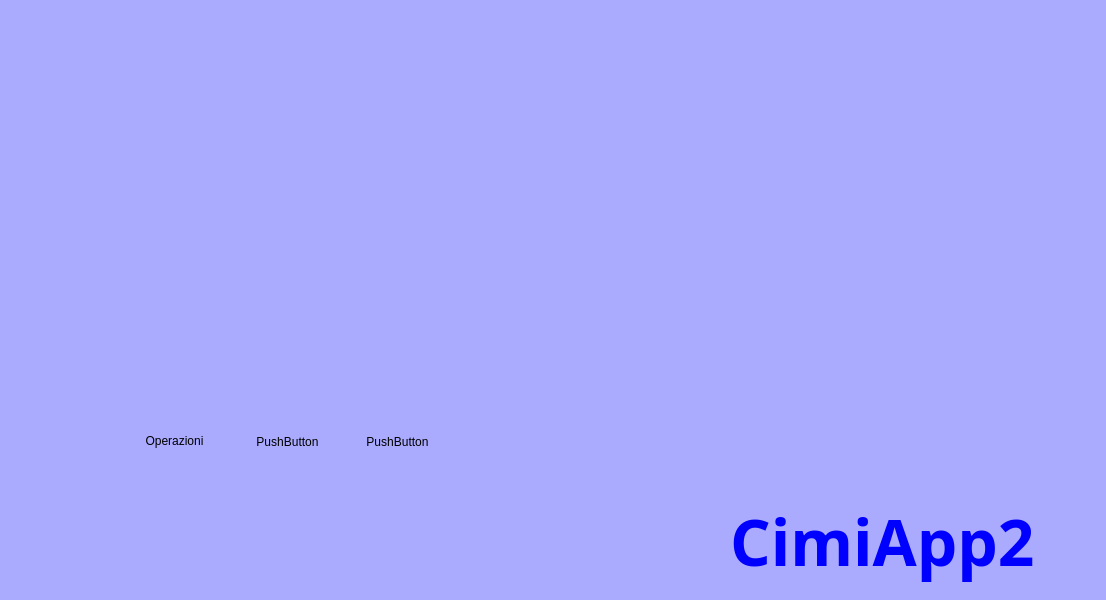
Old version of the form cmainwindow.ui in the repository fblabs/cimiapp2.
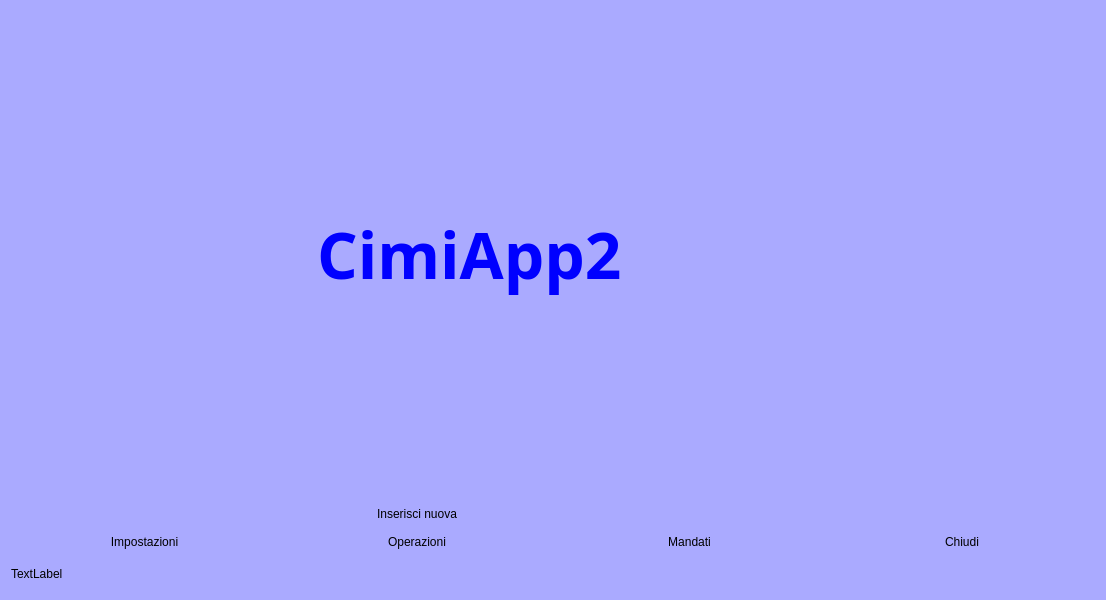
New version of the form. Icons and pictures are not drawn.

Patch:
```diff
--- a/cmainwindow.ui
+++ b/cmainwindow.ui
@@ -429,15 +429,135 @@
    <string>CimiApp2</string>
   </property>
   <widget class="QWidget" name="centralWidget">
+   <layout class="QGridLayout" name="gridLayout">
+    <item row="3" column="0">
+     <layout class="QGridLayout" name="gridLayout_2">
+      <item row="1" column="0">
+       <widget class="QPushButton" name="pushButton_2">
+        <property name="text">
+         <string>Impostazioni</string>
+        </property>
+        <property name="icon">
+         <iconset resource="graphics.qrc">
+          <normaloff>:/Resources/Actions-configure-icon.png</normaloff>:/Resources/Actions-configure-icon.png</iconset>
+        </property>
+        <property name="iconSize">
+         <size>
+          <width>32</width>
+          <height>32</height>
+         </size>
+        </property>
+        <property name="flat">
+         <bool>true</bool>
+        </property>
+       </widget>
+      </item>
+      <item row="1" column="2">
+       <widget class="QPushButton" name="pBOperazioni">
+        <property name="text">
+         <string>Operazioni</string>
+        </property>
+        <property name="icon">
+         <iconset resource="graphics.qrc">
+          <normaloff>:/Resources/Folder.PNG</normaloff>:/Resources/Folder.PNG</iconset>
+        </property>
+        <property name="iconSize">
+         <size>
+          <width>32</width>
+          <height>32</height>
+         </size>
+        </property>
+        <property name="flat">
+         <bool>true</bool>
+        </property>
+       </widget>
+      </item>
+      <item row="1" column="4">
+       <widget class="QPushButton" name="pushButton">
+        <property name="text">
+         <string>Chiudi</string>
+        </property>
+        <property name="icon">
+         <iconset resource="graphics.qrc">
+          <normaloff>:/Resources/Actions-window-close-icon.png</normaloff>:/Resources/Actions-window-close-icon.png</iconset>
+        </property>
+        <property name="iconSize">
+         <size>
+          <width>32</width>
+          <height>32</height>
+         </size>
+        </property>
+        <property name="flat">
+         <bool>true</bool>
+        </property>
+       </widget>
+      </item>
+      <item row="1" column="3">
+       <widget class="QPushButton" name="pushButton_3">
+        <property name="text">
+         <string>Mandati</string>
+        </property>
+        <property name="icon">
+         <iconset resource="graphics.qrc">
+          <normaloff>:/Resources/Book.PNG</normaloff>:/Resources/Book.PNG</iconset>
+        </property>
+        <property name="iconSize">
+         <size>
+          <width>32</width>
+          <height>32</height>
+         </size>
+        </property>
+        <property name="flat">
+         <bool>true</bool>
+        </property>
+       </widget>
+      </item>
+      <item row="0" column="2">
+       <widget class="QPushButton" name="pushButton_4">
+        <property name="text">
+         <string>Inserisci nuova</string>
+        </property>
+        <property name="icon">
+         <iconset resource="graphics.qrc">
+          <normaloff>:/Resources/Visa.PNG</normaloff>:/Resources/Visa.PNG</iconset>
+        </property>
+        <property name="iconSize">
+         <size>
+          <width>32</width>
+          <height>32</height>
+         </size>
+        </property>
+        <property name="flat">
+         <bool>true</bool>
+        </property>
+       </widget>
+      </item>
+     </layout>
+    </item>
+    <item row="2" column="0">
+     <widget class="QLabel" name="label_4">
+      <property name="text">
+       <string/>
+      </property>
+     </widget>
+    </item>
+    <item row="1" column="0">
+     <layout class="QHBoxLayout" name="horizontalLayout">
+      <item>
+       <widget class="QLabel" name="label_2">
+        <property name="maximumSize">
+         <size>
+          <width>300</width>
+          <height>16777215</height>
+         </size>
+        </property>
+        <property name="pixmap">
+         <pixmap resource="graphics.qrc">:/Resources/Stardock DesktopX.png</pixmap>
+        </property>
+       </widget>
+      </item>
+      <item>
    <widget class="QLabel" name="label">
-    <property name="geometry">
-     <rect>
-      <x>730</x>
-      <y>480</y>
-      <width>371</width>
-      <height>121</height>
-     </rect>
-    </property>
     <property name="font">
      <font>
       <family>Arial Black</family>
@@ -456,77 +576,30 @@
      <enum>Qt::AutoText</enum>
     </property>
    </widget>
-   <widget class="QLabel" name="label_2">
-    <property name="geometry">
-     <rect>
-      <x>650</x>
-      <y>500</y>
-      <width>91</width>
-      <height>91</height>
-     </rect>
-    </property>
-    <property name="pixmap">
-     <pixmap resource="graphics.qrc">:/Resources/Chart.PNG</pixmap>
-    </property>
-   </widget>
-   <widget class="QPushButton" name="pBOperazioni">
-    <property name="geometry">
-     <rect>
-      <x>124</x>
-      <y>420</y>
-      <width>101</width>
-      <height>41</height>
-     </rect>
-    </property>
+      </item>
+     </layout>
+    </item>
+    <item row="0" column="0">
+     <widget class="QLabel" name="label_3">
     <property name="text">
-     <string>Operazioni</string>
-    </property>
-    <property name="icon">
-     <iconset resource="graphics.qrc">
-      <normaloff>:/Resources/money.png</normaloff>:/Resources/money.png</iconset>
-    </property>
-    <property name="iconSize">
+       <string/>
+      </property>
+     </widget>
+    </item>
+    <item row="4" column="0">
+     <widget class="QLabel" name="label_5">
+      <property name="maximumSize">
      <size>
-      <width>32</width>
-      <height>32</height>
-     </size>
-    </property>
-    <property name="flat">
-     <bool>true</bool>
-    </property>
-   </widget>
-   <widget class="QPushButton" name="pushButton_2">
-    <property name="geometry">
-     <rect>
-      <x>250</x>
-      <y>430</y>
-      <width>75</width>
-      <height>23</height>
-     </rect>
-    </property>
+        <width>16777215</width>
+        <height>30</height>
+       </size>
+      </property>
     <property name="text">
-     <string>PushButton</string>
-    </property>
-    <property name="flat">
-     <bool>true</bool>
-    </property>
-   </widget>
-   <widget class="QPushButton" name="pushButton_3">
-    <property name="geometry">
-     <rect>
-      <x>360</x>
-      <y>430</y>
-      <width>75</width>
-      <height>23</height>
-     </rect>
-    </property>
-    <property name="text">
-     <string>PushButton</string>
-    </property>
-    <property name="flat">
-     <bool>true</bool>
-    </property>
-   </widget>
+       <string>TextLabel</string>
+      </property>
+     </widget>
+    </item>
+   </layout>
   </widget>
  </widget>
  <layoutdefault spacing="6" margin="11"/>
```
Lines whose indentation alone changed are shown as unchanged.
